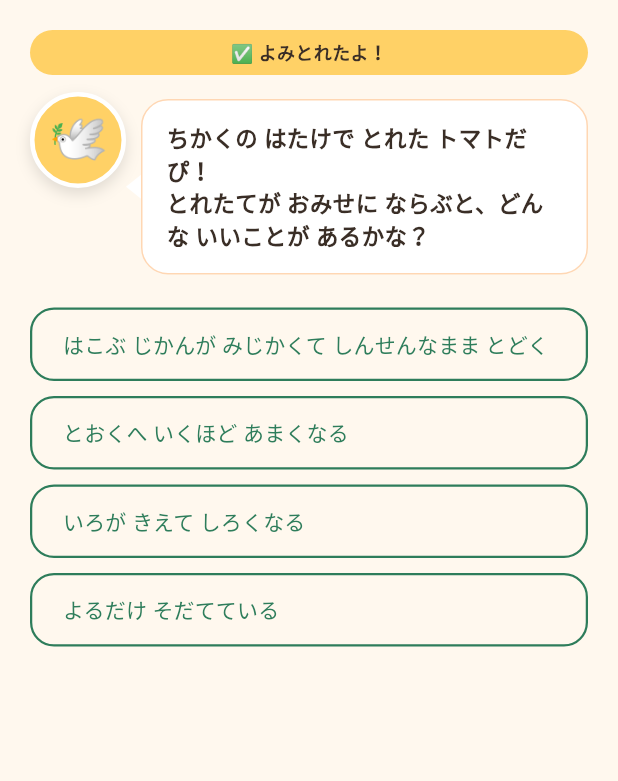
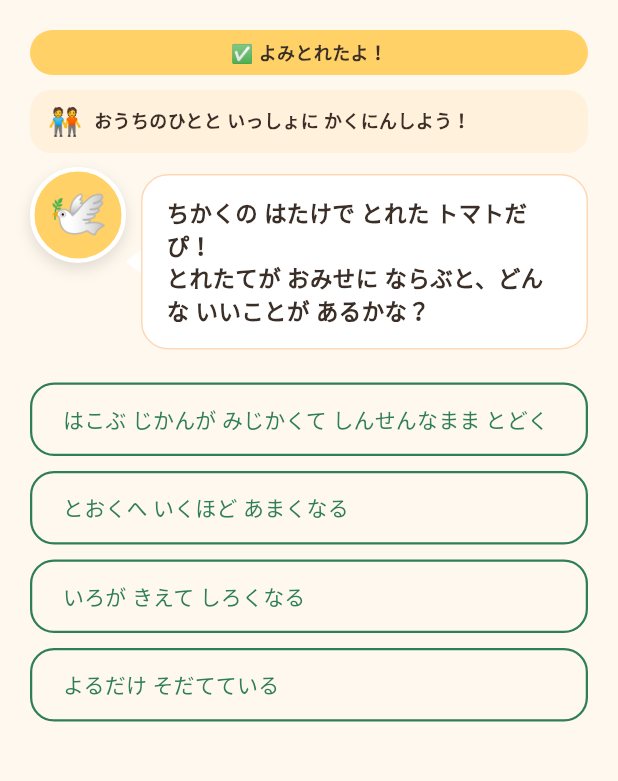
Before and after one commit to hiroyuki-rdx/hatonavi, a Flutter app: the QuizScreen screen opened directly with sample values from the repository, after a tap on "商品をスキャンする", after a tap on "うまく よみとれない ときは ここをタップ", on a phone screen of 412 x 824 dp, the part 84-865 px from its top. Run offline on Flutter 3.47's test engine with Material 3 defaults, Android fonts, the phone set to English and light mode, and no system bars; our stand-ins replace shared_preferences; missing offline and left inert: dart:html, dart:js_util, mobile_scanner; accounts and stored records are empty; network calls fail.

Commit message:
feat: クイズに「おうちのひとと いっしょに かくにんしよう！」の注意書きを追加
Co-Authored-By: Claude Opus 4.8 <noreply@anthropic.com>

```diff
--- a/lib/screens/quiz_screen.dart
+++ b/lib/screens/quiz_screen.dart
@@ -280,7 +280,33 @@ class _QuizView extends StatelessWidget {
             style: TextStyle(fontWeight: FontWeight.bold, fontSize: 12),
           ),
         ),
-        const SizedBox(height: 16),
+        const SizedBox(height: 10),
+        // おうちのひとと一緒に考える安全・知育の注意書き。
+        Container(
+          padding: const EdgeInsets.symmetric(vertical: 8, horizontal: 12),
+          decoration: BoxDecoration(
+            color: AppColors.cardBeige,
+            borderRadius: BorderRadius.circular(14),
+          ),
+          child: const Row(
+            children: [
+              Text('🧑‍🤝‍🧑', style: TextStyle(fontSize: 18)),
+              SizedBox(width: 8),
+              Expanded(
+                child: Text(
+                  'おうちのひとと いっしょに かくにんしよう！',
+                  style: TextStyle(
+                    fontSize: 12,
+                    fontWeight: FontWeight.bold,
+                    color: AppColors.textDark,
+                    height: 1.4,
+                  ),
+                ),
+              ),
+            ],
+          ),
+        ),
+        const SizedBox(height: 14),
         HatoppyTalk(message: question),
         const SizedBox(height: 22),
         Expanded(
```
